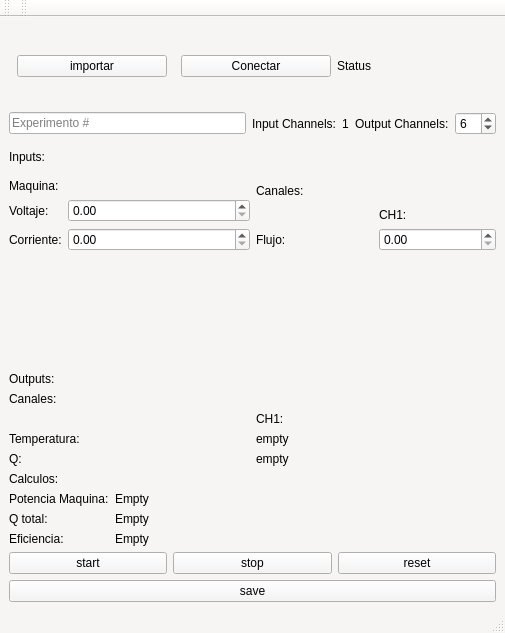
Before: the Qt Designer form src/ui/mainwindow.ui in sbstn-sss/CCHEN_P2MC_App, drawn with Qt 5.
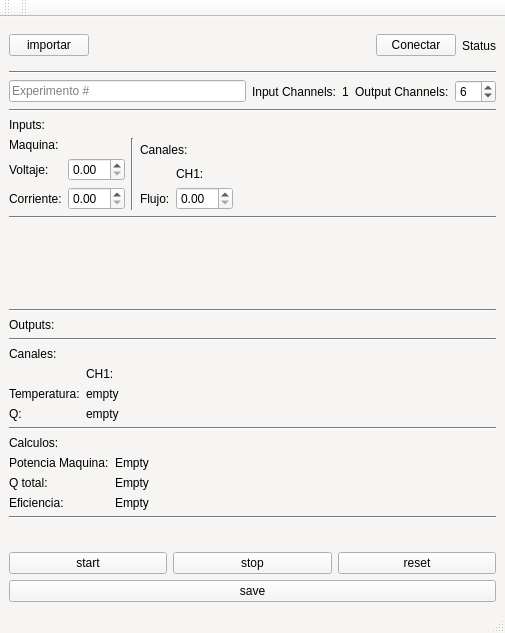
After: the same form once the commit is applied. Custom widgets are drawn as their Qt base class.

```diff
--- a/src/ui/mainwindow.ui
+++ b/src/ui/mainwindow.ui
@@ -479,6 +479,19 @@
         </item>
         <item>
          <layout class="QHBoxLayout" name="connect_status_layout">
+          <item>
+           <spacer name="spacer_import">
+            <property name="orientation">
+             <enum>Qt::Horizontal</enum>
+            </property>
+            <property name="sizeHint" stdset="0">
+             <size>
+              <width>40</width>
+              <height>20</height>
+             </size>
+            </property>
+           </spacer>
+          </item>
           <item>
            <widget class="QPushButton" name="connect_btn">
             <property name="maximumSize">
@@ -509,6 +522,13 @@
         </item>
        </layout>
       </item>
+      <item>
+       <widget class="Line" name="line_8">
+        <property name="orientation">
+         <enum>Qt::Horizontal</enum>
+        </property>
+       </widget>
+      </item>
       <item>
        <layout class="QHBoxLayout" name="exp_layout">
         <item>
@@ -571,6 +591,13 @@
       </item>
      </layout>
     </item>
+    <item>
+     <widget class="Line" name="line_4">
+      <property name="orientation">
+       <enum>Qt::Horizontal</enum>
+      </property>
+     </widget>
+    </item>
     <item>
      <layout class="QVBoxLayout" name="inputs_main_layout">
       <item>
@@ -617,6 +644,13 @@
           </item>
          </layout>
         </item>
+        <item>
+         <widget class="Line" name="line_5">
+          <property name="orientation">
+           <enum>Qt::Vertical</enum>
+          </property>
+         </widget>
+        </item>
         <item>
          <layout class="QVBoxLayout" name="verticalLayout_4">
           <item>
@@ -649,15 +683,32 @@
           </item>
          </layout>
         </item>
+        <item>
+         <spacer name="horizontalSpacer">
+          <property name="orientation">
+           <enum>Qt::Horizontal</enum>
+          </property>
+          <property name="sizeHint" stdset="0">
+           <size>
+            <width>40</width>
+            <height>20</height>
+           </size>
+          </property>
+         </spacer>
+        </item>
        </layout>
       </item>
      </layout>
     </item>
+    <item>
+     <widget class="Line" name="line_3">
+      <property name="orientation">
+       <enum>Qt::Horizontal</enum>
+      </property>
+     </widget>
+    </item>
     <item>
      <layout class="QVBoxLayout" name="graph_layout">
-      <item>
-       <widget class="QWidget" name="timer_widget" native="true"/>
-      </item>
       <item>
        <widget class="PlotWidget" name="out_graph" native="true">
         <property name="enabled">
@@ -667,6 +718,13 @@
       </item>
      </layout>
     </item>
+    <item>
+     <widget class="Line" name="line_2">
+      <property name="orientation">
+       <enum>Qt::Horizontal</enum>
+      </property>
+     </widget>
+    </item>
     <item>
      <layout class="QVBoxLayout" name="outputs_main_layout">
       <item>
@@ -676,15 +734,24 @@
         </property>
        </widget>
       </item>
+      <item>
+       <widget class="Line" name="line_6">
+        <property name="orientation">
+         <enum>Qt::Horizontal</enum>
+        </property>
+       </widget>
+      </item>
       <item>
        <layout class="QVBoxLayout" name="channels_out_layout">
         <item>
-         <widget class="QLabel" name="label_24">
+         <widget class="QLabel" name="ch_out_label">
           <property name="text">
            <string>Canales:</string>
           </property>
          </widget>
         </item>
+        <item>
+         <layout class="QHBoxLayout" name="ch_grid_layout">
         <item>
          <layout class="QGridLayout" name="temp_q_grid">
           <item row="3" column="0">
@@ -701,6 +768,13 @@
             </property>
            </widget>
           </item>
+            <item row="1" column="1">
+             <widget class="QLabel" name="ch1_out_label">
+              <property name="text">
+               <string>CH1:</string>
+              </property>
+             </widget>
+            </item>
           <item row="2" column="1">
            <widget class="QLabel" name="ch1_t_label">
             <property name="text">
@@ -715,16 +789,31 @@
             </property>
            </widget>
           </item>
-          <item row="1" column="1">
-           <widget class="QLabel" name="ch1_out_label">
-            <property name="text">
-             <string>CH1:</string>
-            </property>
-           </widget>
-          </item>
-         </layout>
-        </item>
-       </layout>
+           </layout>
+          </item>
+          <item>
+           <spacer name="horizontalSpacer_2">
+            <property name="orientation">
+             <enum>Qt::Horizontal</enum>
+            </property>
+            <property name="sizeHint" stdset="0">
+             <size>
+              <width>40</width>
+              <height>20</height>
+             </size>
+            </property>
+           </spacer>
+          </item>
+         </layout>
+        </item>
+       </layout>
+      </item>
+      <item>
+       <widget class="Line" name="line_7">
+        <property name="orientation">
+         <enum>Qt::Horizontal</enum>
+        </property>
+       </widget>
       </item>
       <item>
        <layout class="QVBoxLayout" name="calc_layout">
@@ -785,8 +874,22 @@
       </item>
      </layout>
     </item>
+    <item>
+     <widget class="Line" name="line">
+      <property name="orientation">
+       <enum>Qt::Horizontal</enum>
+      </property>
+     </widget>
+    </item>
     <item>
      <layout class="QVBoxLayout" name="buttons_main_layout">
+      <item>
+       <layout class="QHBoxLayout" name="timer_layout">
+        <item>
+         <widget class="QWidget" name="placeholder_widget" native="true"/>
+        </item>
+       </layout>
+      </item>
       <item>
        <layout class="QHBoxLayout" name="start_stop_res_layout">
         <item>
```
Lines whose indentation alone changed are shown as unchanged.
